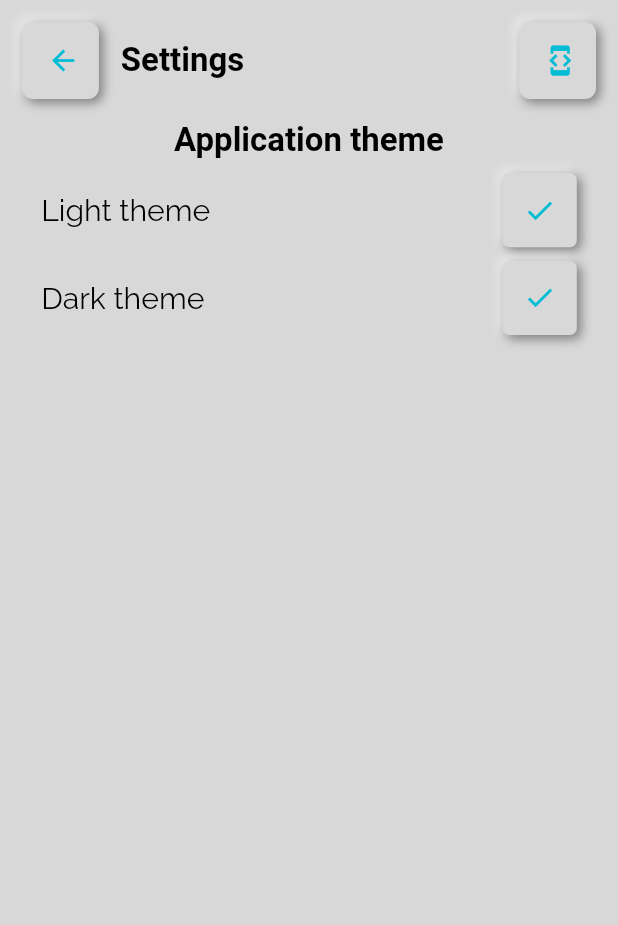
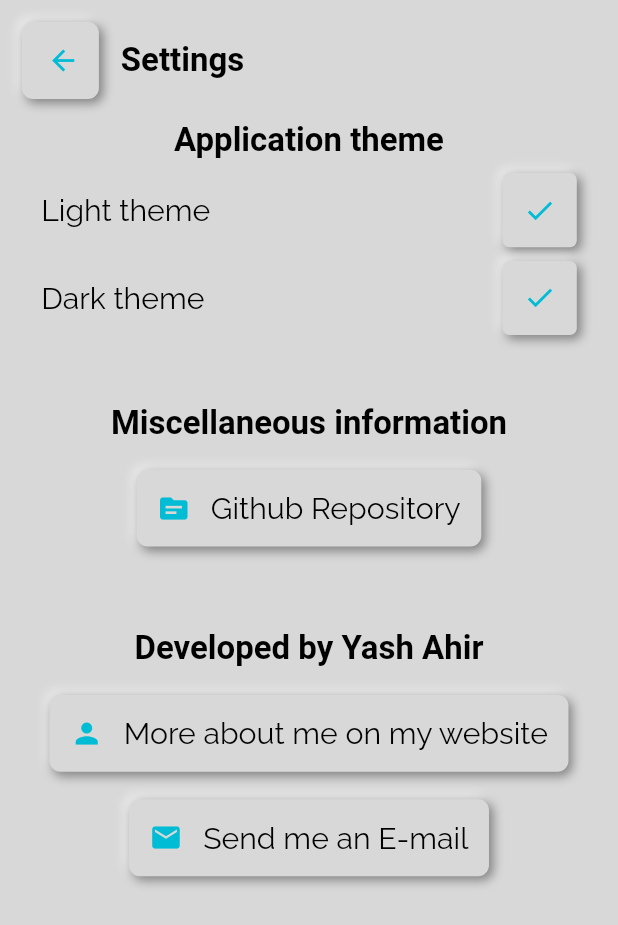
Before and after one commit to yash-ahir/passman-flutter, a Flutter app: the SettingsRoute screen opened directly, on a phone screen of 412 x 824 dp. Shown: the top 925 px of the screen. Run offline on Flutter 3.47's test engine with Material 2 defaults, Android fonts, the phone set to English and light mode, and no system bars; drawn by our look-alikes of flutter_neumorphic; our stand-ins replace easy_dynamic_theme, moor, numberpicker, responsive_framework, shared_preferences; missing offline and left inert: clipboard, encrypt, pinenacl; accounts and stored records are empty; generated files the repository leaves out were written again; Roboto replaces fonts that are missing (FiraSansCondensed).

Commit message:
Added developer information

```diff
--- a/lib/routes/settings_route.dart
+++ b/lib/routes/settings_route.dart
@@ -1,11 +1,8 @@
 import 'package:flutter_neumorphic/flutter_neumorphic.dart';
 import 'package:passman/widgets/neumorphic_icon_button.dart';
+import 'package:passman/widgets/neumorphic_text_button.dart';
 import 'package:passman/widgets/system_theme_picker.dart';
-
-// FOR DEVELOPMENT
-import 'package:provider/provider.dart';
-import 'package:passman/services/database.dart';
-import 'package:moor_db_viewer/moor_db_viewer.dart';
+import 'package:url_launcher/url_launcher.dart';
 
 class SettingsRoute extends StatefulWidget {
   static String routeName = "/settings-route";
@@ -15,6 +12,9 @@ class SettingsRoute extends StatefulWidget {
 }
 
 class _SettingsRouteState extends State<SettingsRoute> {
+  final _defaultInnerPadding = 15.0;
+  final _defaultOuterPadding = 10.0;
+
   @override
   Widget build(BuildContext context) {
     final NeumorphicAppBar appBar = NeumorphicAppBar(
@@ -30,31 +30,66 @@ class _SettingsRouteState extends State<SettingsRoute> {
       ),
       textStyle: NeumorphicTheme.currentTheme(context).textTheme.bodyText1,
       title: Text("Settings"),
-      actions: [
-        // FOR DEVELOPMENT
-        NeumorphicIconButton(
-          icon: Icon(
-            Icons.developer_mode,
-            color: NeumorphicTheme.accentColor(context),
-          ),
-          tooltip: "View table",
-          onPressed: () {
-            final database = Provider.of<AppDatabase>(context, listen: false);
-            Navigator.of(context).push(
-                MaterialPageRoute(builder: (ctx) => MoorDbViewer(database)));
-          },
-        ),
-      ],
     );
 
     return Scaffold(
       appBar: appBar,
-      body: Column(
-        children: [
-          SingleChildScrollView(
-            child: SystemThemePicker(),
-          ),
-        ],
+      body: SingleChildScrollView(
+        child: Column(
+          children: [
+            SystemThemePicker(),
+            SizedBox(
+              height: 50.0,
+            ),
+            Text(
+              "Miscellaneous information",
+              style: NeumorphicTheme.currentTheme(context).textTheme.bodyText1,
+            ),
+            SizedBox(
+              height: 10.0,
+            ),
+            NeumorphicTextButton(
+              text: "Github Repository",
+              icon: Icons.source,
+              iconColor: NeumorphicTheme.accentColor(context),
+              innerPadding: _defaultInnerPadding,
+              outerPadding: _defaultOuterPadding,
+              onPressed: () async {
+                await launch("https://github.com/yash-ahir/passman-flutter");
+              },
+            ),
+            SizedBox(
+              height: 50.0,
+            ),
+            Text(
+              "Developed by Yash Ahir",
+              style: NeumorphicTheme.currentTheme(context).textTheme.bodyText1,
+            ),
+            SizedBox(
+              height: 10.0,
+            ),
+            NeumorphicTextButton(
+              text: "More about me on my website",
+              icon: Icons.person,
+              iconColor: NeumorphicTheme.accentColor(context),
+              innerPadding: _defaultInnerPadding,
+              outerPadding: _defaultOuterPadding,
+              onPressed: () async {
+                await launch("https://yashahir.tech");
+              },
+            ),
+            NeumorphicTextButton(
+              text: "Send me an E-mail",
+              icon: Icons.email,
+              iconColor: NeumorphicTheme.accentColor(context),
+              innerPadding: _defaultInnerPadding,
+              outerPadding: _defaultOuterPadding,
+              onPressed: () async {
+                await launch("mailto:email@yashahir.tech");
+              },
+            ),
+          ],
+        ),
       ),
     );
   }
```
